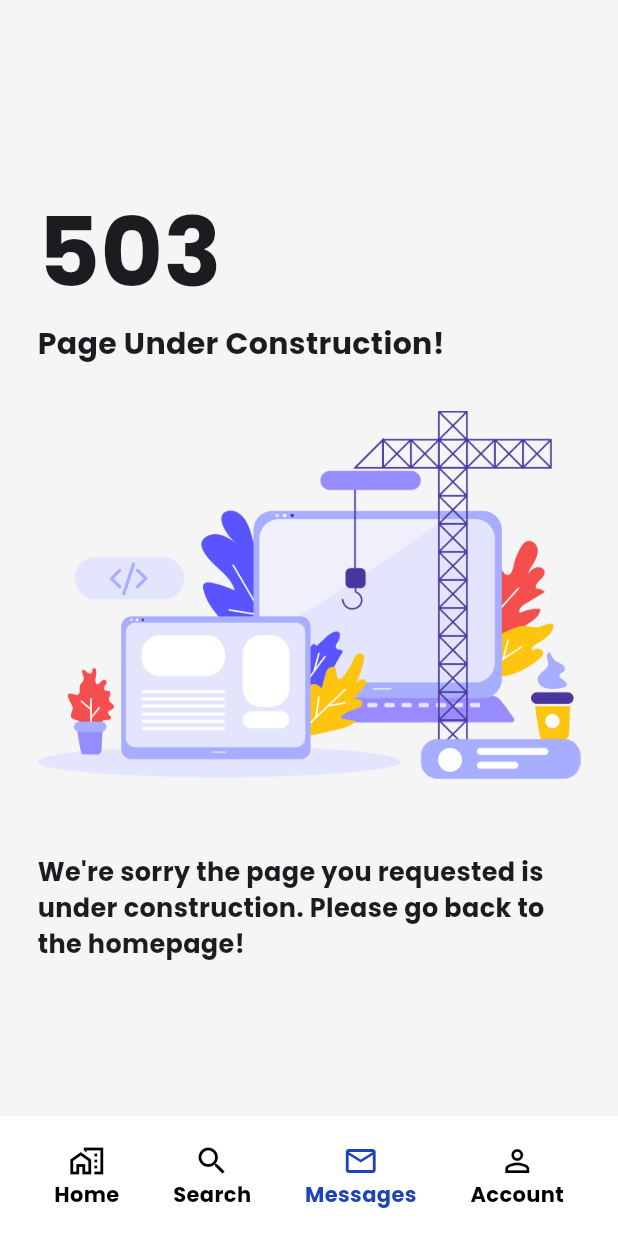
After one commit to devtadanarsa/onboarding-app, a Flutter app: the MainLayout screen opened by its route, item 3 of the bottom bar chosen, on a phone screen of 412 x 824 dp. The commit adds this screen. Run offline on Flutter 3.47's test engine with Material 3 defaults, Android fonts, the phone set to English and light mode, and no system bars; our stand-ins replace email_validator, flutter_otp_text_field, google_fonts, timer_count_down.

Commit message:
add under construction page

```diff
--- a/lib/main.dart
+++ b/lib/main.dart
@@ -22,7 +22,7 @@ class MyApp extends StatelessWidget {
         "/login": (context) => const LoginPage(),
         "/register": (context) => const RegisterPage(),
         "/otp": (context) => const OTPPage(),
-        "/home": (context) => MainLayout(),
+        "/home": (context) => const MainLayout(),
       },
     );
   }
--- a/lib/pages/main/main_layout.dart
+++ b/lib/pages/main/main_layout.dart
@@ -1,6 +1,7 @@
 import 'package:flutter/material.dart';
 import 'package:onboarding_app/pages/main/home_page.dart';
 import 'package:onboarding_app/pages/main/search_page.dart';
+import 'package:onboarding_app/pages/main/unfinished_page.dart';
 
 class MainLayout extends StatefulWidget {
   const MainLayout({super.key});
@@ -15,8 +16,8 @@ class _MainLayoutState extends State<MainLayout> {
   final List _pages = [
     HomePage(),
     SearchPage(),
-    HomePage(),
-    HomePage(),
+    const UnfinishedPage(),
+    const UnfinishedPage(),
   ];
 
   @override
--- /dev/null
+++ b/lib/pages/main/unfinished_page.dart
@@ -0,0 +1,50 @@
+import 'package:flutter/material.dart';
+import 'package:google_fonts/google_fonts.dart';
+
+class UnfinishedPage extends StatelessWidget {
+  const UnfinishedPage({super.key});
+
+  @override
+  Widget build(BuildContext context) {
+    return Column(
+      mainAxisAlignment: MainAxisAlignment.center,
+      crossAxisAlignment: CrossAxisAlignment.start,
+      children: [
+        Text(
+          "503",
+          style: GoogleFonts.poppins(
+            textStyle: const TextStyle(
+              fontSize: 64,
+              fontWeight: FontWeight.bold,
+            ),
+          ),
+        ),
+        Text(
+          "Page Under Construction!",
+          style: GoogleFonts.poppins(
+            textStyle: const TextStyle(
+              fontSize: 20,
+              fontWeight: FontWeight.bold,
+            ),
+          ),
+        ),
+        const Padding(
+          padding: EdgeInsets.only(top: 30),
+          child: Image(
+            image: AssetImage("assets/site-under-construction.png"),
+          ),
+        ),
+        const Padding(
+          padding: EdgeInsets.only(top: 50),
+          child: Text(
+            "We're sorry the page you requested is under construction. Please go back to the homepage!",
+            style: TextStyle(
+              fontSize: 17,
+              fontWeight: FontWeight.bold,
+            ),
+          ),
+        ),
+      ],
+    );
+  }
+}
--- a/pubspec.yaml
+++ b/pubspec.yaml
@@ -60,6 +60,7 @@ flutter:
     - assets/work-from-home.png
     - assets/otp-image.png
     - assets/profile-image.jpeg
+    - assets/site-under-construction.png
     - assets/companies/gojek-icon.png
     - assets/companies/elux-icon.png
     - assets/companies/djitugo-icon.jpeg
```
Also changed, not shown: assets/site-under-construction.png (added).
